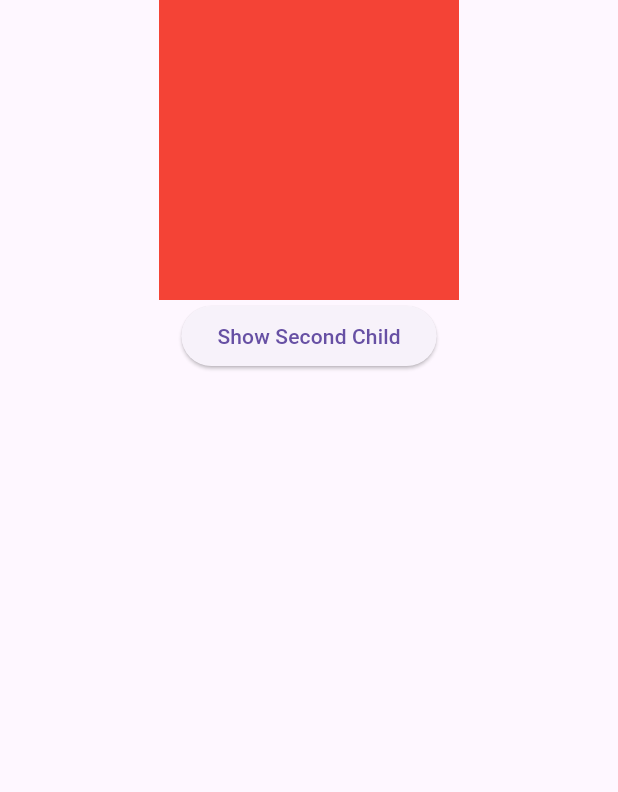
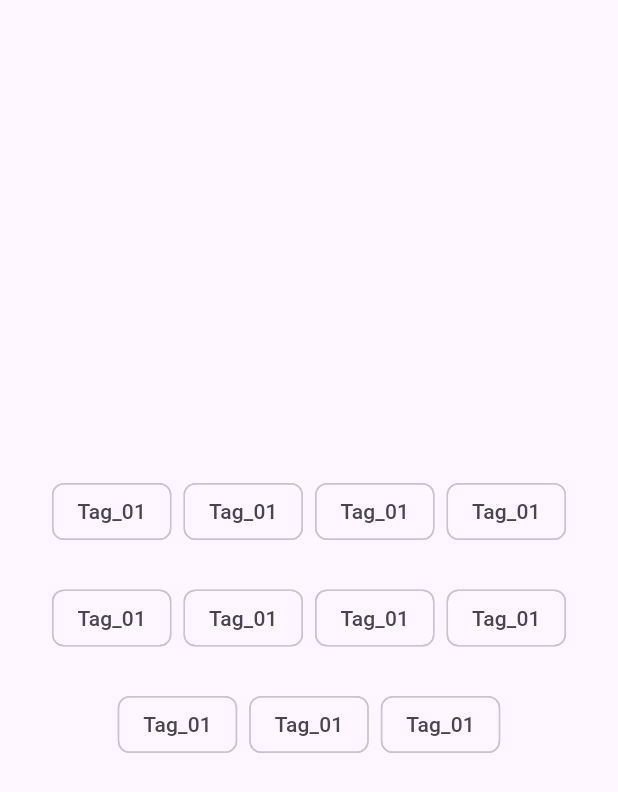
Before and after one commit to shahzaibahmad1426/Random_Practice, a Flutter app: the screen it shows after launch, on a phone screen of 412 x 824 dp. Shown: the top 792 px of the screen. Run offline on Flutter 3.47's test engine with Material 3 defaults, Android fonts, the phone set to English and light mode, and no system bars.

Commit message:
Wrap_Widget

```diff
--- /dev/null
+++ b/lib/layout_widgets/wrap_widget.dart
@@ -0,0 +1,74 @@
+import 'package:flutter/material.dart';
+
+class WrapWidget extends StatelessWidget {
+  const WrapWidget({super.key});
+
+  @override
+  Widget build(BuildContext context) {
+    return const Center(
+      child: Wrap(
+        alignment: WrapAlignment.center,
+        spacing: 8,
+        runSpacing: 23,
+        direction: Axis.horizontal,
+        children: [
+          Chip(
+            label: Text(
+              'Tag_01',
+            ),
+          ),
+          Chip(
+            label: Text(
+              'Tag_01',
+            ),
+          ),
+          Chip(
+            label: Text(
+              'Tag_01',
+            ),
+          ),
+          Chip(
+            label: Text(
+              'Tag_01',
+            ),
+          ),
+          Chip(
+            label: Text(
+              'Tag_01',
+            ),
+          ),
+          Chip(
+            label: Text(
+              'Tag_01',
+            ),
+          ),
+          Chip(
+            label: Text(
+              'Tag_01',
+            ),
+          ),
+          Chip(
+            label: Text(
+              'Tag_01',
+            ),
+          ),
+          Chip(
+            label: Text(
+              'Tag_01',
+            ),
+          ),
+          Chip(
+            label: Text(
+              'Tag_01',
+            ),
+          ),
+          Chip(
+            label: Text(
+              'Tag_01',
+            ),
+          ),
+        ],
+      ),
+    );
+  }
+}
--- a/lib/main.dart
+++ b/lib/main.dart
@@ -1,5 +1,5 @@
 import 'package:flutter/material.dart';
-import 'package:random_practice/layout_widgets/indexed_stack_widget.dart';
+import 'package:random_practice/layout_widgets/wrap_widget.dart';
 
 void main() {
   runApp(const MyApp());
@@ -22,7 +22,7 @@ class MyApp extends StatelessWidget {
    @override
    Widget build(BuildContext context) {
      return const Scaffold(
-       body: IndexedStackWidget(),
+       body: WrapWidget(),
      );
    }
  }
```
